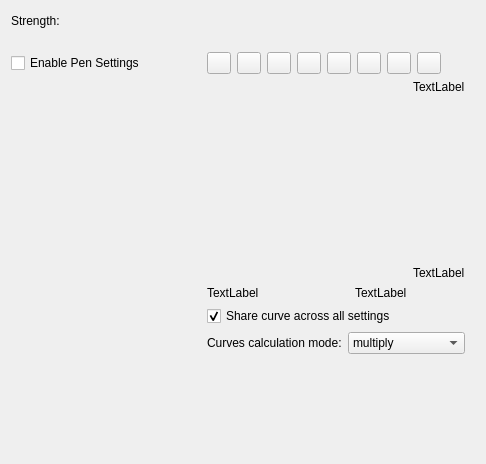
KDE/krita, file plugins/paintops/libpaintop/forms/wdgcurveoption.ui: the form before one commit.
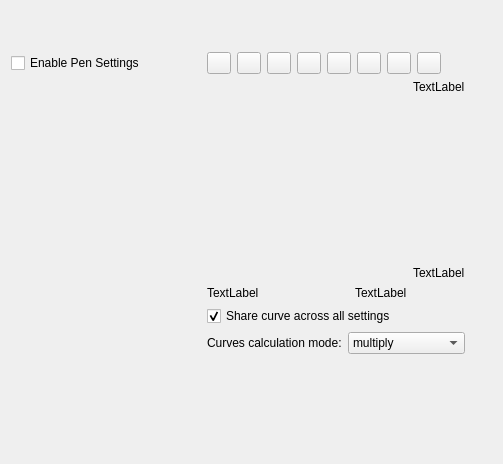
The form after the commit. Custom widgets are drawn as their Qt base class.

Commit message: Make strength and opacity sliders from 0 to 100 percent in brush editor

```diff
--- a/plugins/paintops/libpaintop/forms/wdgcurveoption.ui
+++ b/plugins/paintops/libpaintop/forms/wdgcurveoption.ui
@@ -6,7 +6,7 @@
    <rect>
     <x>0</x>
     <y>0</y>
-    <width>486</width>
+    <width>503</width>
     <height>464</height>
    </rect>
   </property>
@@ -17,20 +17,7 @@
       <number>15</number>
      </property>
      <item>
-      <widget class="QLabel" name="strengthLabel">
-       <property name="sizePolicy">
-        <sizepolicy hsizetype="Fixed" vsizetype="Preferred">
-         <horstretch>0</horstretch>
-         <verstretch>0</verstretch>
-        </sizepolicy>
-       </property>
-       <property name="text">
-        <string>Strength:</string>
-       </property>
-      </widget>
-     </item>
-     <item>
-      <widget class="KisDoubleSliderSpinBox" name="slider" native="true">
+      <widget class="KisDoubleSliderSpinBox" name="strengthSlider" native="true">
        <property name="sizePolicy">
         <sizepolicy hsizetype="Preferred" vsizetype="Fixed">
          <horstretch>0</horstretch>
```
Left out of the diff: 1 changed line with no effect on the pictures. The commit also changes 3 other files.
